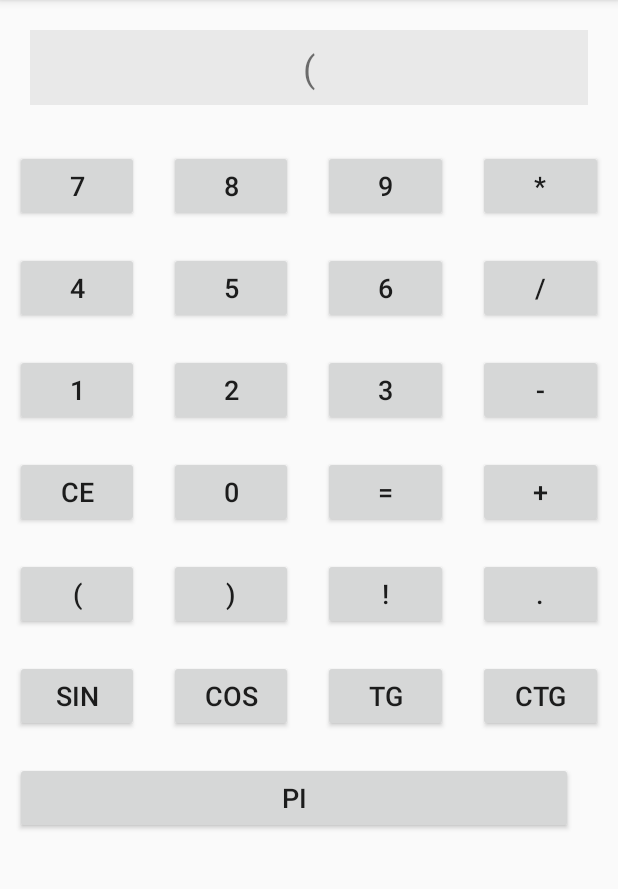
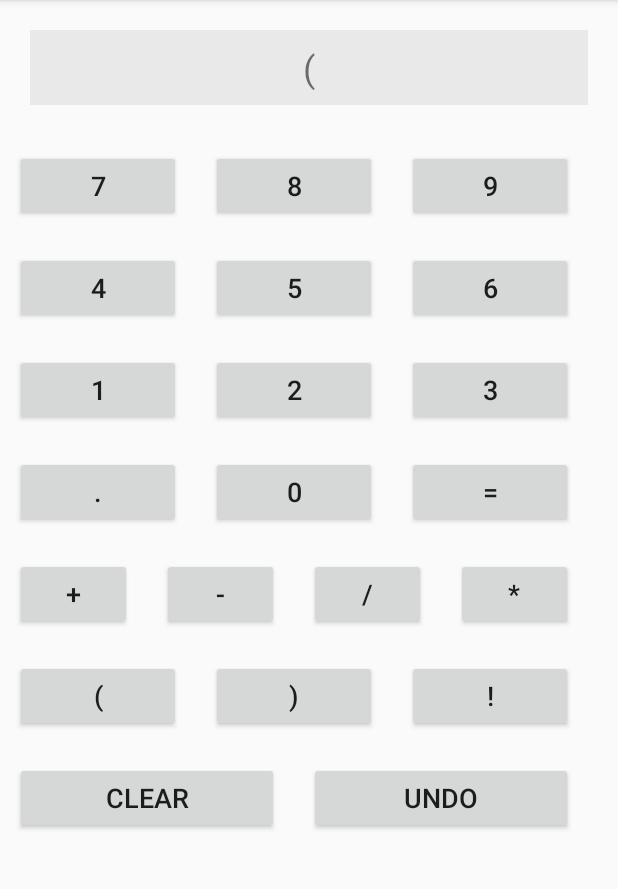
Before and after one commit to tseroka/Calculator, an Android app: the screen it shows after launch (MainActivity), after a tap on an icon or button, on a phone screen of 412 x 824 dp, the part 84-973 px from its top. Run offline under Robolectric (Android 15) with nearby library versions, the phone set to English and light mode, and no system bars; 2 other taps on this screen came first.

```diff
--- a/app/src/main/java/com/app/calculator/MainActivity.kt
+++ b/app/src/main/java/com/app/calculator/MainActivity.kt
@@ -9,26 +9,26 @@ import org.mariuszgromada.math.mxparser.Expression
 
 class MainActivity : AppCompatActivity() {
 
-    private val computation = StringBuilder()
+    private val calculation = StringBuilder()
 
     override fun onCreate(savedInstanceState: Bundle?) {
         super.onCreate(savedInstanceState)
-        setContentView(R.layout.activity_main)
+                setContentView(R.layout.activity_main)
     }
 
     fun appendToCalculation(view: View) {
         val buttonClicked = view as? Button
         buttonClicked?.let {
-            computation.append(it.text.toString())
-            result.text = computation.toString()
+            calculation.append(it.text.toString())
+            result.text = calculation.toString()
         }
     }
 
     fun calculateResult(view: View) {
-        val resultButton = view as? Button
-        resultButton?.let {
-            result.text = eval(computation.toString())
-        }
+        val calculationResult = eval(calculation.toString())
+        result.text = calculationResult
+        calculation.clear()
+        calculation.append(calculationResult)
     }
 
     private fun eval(mathExpression: String): String {
@@ -37,6 +37,11 @@ class MainActivity : AppCompatActivity() {
 
     fun clear(view: View) {
         result.text = ""
-        computation.clear()
+        calculation.clear()
+    }
+
+    fun undo(view: View) {
+        result.text = result.text.dropLast(1)
+        calculation.deleteCharAt(calculation.length -1 )
     }
 }
--- a/app/src/main/res/layout/activity_main.xml
+++ b/app/src/main/res/layout/activity_main.xml
@@ -21,7 +21,7 @@
                 android:gravity="center"
                 android:text="0"
                 android:layout_width="match_parent"
-                android:layout_height="50dp" />
+                android:layout_height="50dp"/>
 
     </LinearLayout>
 
@@ -36,7 +36,7 @@
                 android:layout_weight="1"
                 android:layout_width="0dp"
                 android:layout_height="wrap_content"
-                android:layout_marginRight="20dp"
+                android:layout_marginEnd="20dp"
                 android:text="7"
                 android:textSize="18sp" android:onClick="appendToCalculation"/>
 
@@ -45,7 +45,7 @@
                 android:layout_weight="1"
                 android:layout_width="0dp"
                 android:layout_height="wrap_content"
-                android:layout_marginRight="20dp"
+                android:layout_marginEnd="20dp"
                 android:text="8"
                 android:textSize="18sp" android:onClick="appendToCalculation"/>
 
@@ -54,16 +54,8 @@
                 android:layout_weight="1"
                 android:layout_width="0dp"
                 android:layout_height="wrap_content"
-                android:layout_marginRight="20dp"
+                android:layout_marginEnd="20dp"
                 android:text="9"
-                android:textSize="18sp" android:onClick="appendToCalculation"/>
-
-        <Button
-                android:id="@+id/multiply"
-                android:layout_weight="1"
-                android:layout_width="0dp"
-                android:layout_height="wrap_content"
-                android:text="*"
                 android:textSize="18sp" android:onClick="appendToCalculation"/>
 
 
@@ -80,7 +72,7 @@
                 android:layout_weight="1"
                 android:layout_width="0dp"
                 android:layout_height="wrap_content"
-                android:layout_marginRight="20dp"
+                android:layout_marginEnd="20dp"
                 android:text="4"
                 android:textSize="18sp" android:onClick="appendToCalculation"/>
 
@@ -89,7 +81,7 @@
                 android:layout_weight="1"
                 android:layout_width="0dp"
                 android:layout_height="wrap_content"
-                android:layout_marginRight="20dp"
+                android:layout_marginEnd="20dp"
                 android:text="5"
                 android:textSize="18sp" android:onClick="appendToCalculation"/>
 
@@ -98,17 +90,10 @@
                 android:layout_weight="1"
                 android:layout_width="0dp"
                 android:layout_height="wrap_content"
-                android:layout_marginRight="20dp"
+                android:layout_marginEnd="20dp"
                 android:text="6"
                 android:textSize="18sp" android:onClick="appendToCalculation"/>
 
-        <Button
-                android:id="@+id/divide"
-                android:layout_weight="1"
-                android:layout_width="0dp"
-                android:layout_height="wrap_content"
-                android:text="/"
-                android:textSize="18sp" android:onClick="appendToCalculation"/>
 
     </LinearLayout>
 
@@ -123,7 +108,7 @@
                 android:layout_weight="1"
                 android:layout_width="0dp"
                 android:layout_height="wrap_content"
-                android:layout_marginRight="20dp"
+                android:layout_marginEnd="20dp"
                 android:text="1"
                 android:textSize="18sp" android:onClick="appendToCalculation"/>
 
@@ -132,7 +117,7 @@
                 android:layout_weight="1"
                 android:layout_width="0dp"
                 android:layout_height="wrap_content"
-                android:layout_marginRight="20dp"
+                android:layout_marginEnd="20dp"
                 android:text="2"
                 android:textSize="18sp" android:onClick="appendToCalculation"/>
 
@@ -141,8 +126,62 @@
                 android:layout_weight="1"
                 android:layout_width="0dp"
                 android:layout_height="wrap_content"
-                android:layout_marginRight="20dp"
+                android:layout_marginEnd="20dp"
                 android:text="3"
+                android:textSize="18sp" android:onClick="appendToCalculation"/>
+
+
+    </LinearLayout>
+
+    <LinearLayout
+            android:layout_margin="10dp"
+            android:orientation="horizontal"
+            android:layout_width="match_parent"
+            android:layout_height="wrap_content">
+        <Button
+                android:id="@+id/dot"
+                android:layout_weight="1"
+                android:layout_width="0dp"
+                android:layout_height="wrap_content"
+                android:layout_marginEnd="20dp"
+                android:text="."
+                android:textSize="18sp" android:onClick="appendToCalculation"/>
+
+
+        <Button
+                android:id="@+id/digit_0"
+                android:layout_weight="1"
+                android:layout_width="0dp"
+                android:layout_height="wrap_content"
+                android:layout_marginEnd="20dp"
+                android:text="0"
+                android:textSize="18sp" android:onClick="appendToCalculation"/>
+
+        <Button
+                android:id="@+id/calculate"
+                android:layout_weight="1"
+                android:layout_width="0dp"
+                android:layout_height="wrap_content"
+                android:layout_marginEnd="20dp"
+                android:text="="
+                android:textSize="18sp" android:onClick="calculateResult"/>
+
+
+    </LinearLayout>
+
+    <LinearLayout
+            android:layout_margin="10dp"
+            android:orientation="horizontal"
+            android:layout_width="match_parent"
+            android:layout_height="wrap_content">
+
+        <Button
+                android:id="@+id/add"
+                android:layout_weight="1"
+                android:layout_width="0dp"
+                android:layout_height="wrap_content"
+                android:layout_marginEnd="20dp"
+                android:text="+"
                 android:textSize="18sp" android:onClick="appendToCalculation"/>
 
         <Button
@@ -150,7 +189,61 @@
                 android:layout_weight="1"
                 android:layout_width="0dp"
                 android:layout_height="wrap_content"
+                android:layout_marginEnd="20dp"
                 android:text="-"
+                android:textSize="18sp" android:onClick="appendToCalculation"/>
+
+        <Button
+                android:id="@+id/divide"
+                android:layout_weight="1"
+                android:layout_width="0dp"
+                android:layout_height="wrap_content"
+                android:layout_marginEnd="20dp"
+                android:text="/"
+                android:textSize="18sp" android:onClick="appendToCalculation"/>
+
+        <Button
+                android:id="@+id/multiply"
+                android:layout_weight="1"
+                android:layout_width="0dp"
+                android:layout_height="wrap_content"
+                android:layout_marginEnd="20dp"
+                android:text="*"
+                android:textSize="18sp" android:onClick="appendToCalculation"/>
+
+    </LinearLayout>
+
+    <LinearLayout
+            android:layout_margin="10dp"
+            android:orientation="horizontal"
+            android:layout_width="match_parent"
+            android:layout_height="wrap_content">
+
+        <Button
+                android:id="@+id/right_parenthesis"
+                android:layout_weight="1"
+                android:layout_width="0dp"
+                android:layout_height="wrap_content"
+                android:layout_marginEnd="20dp"
+                android:text="("
+                android:textSize="18sp" android:onClick="appendToCalculation"/>
+
+        <Button
+                android:id="@+id/lef_parenthesis"
+                android:layout_weight="1"
+                android:layout_width="0dp"
+                android:layout_height="wrap_content"
+                android:layout_marginEnd="20dp"
+                android:text=")"
+                android:textSize="18sp" android:onClick="appendToCalculation"/>
+
+        <Button
+                android:id="@+id/factor"
+                android:layout_weight="1"
+                android:layout_width="0dp"
+                android:layout_height="wrap_content"
+                android:layout_marginEnd="20dp"
+                android:text="!"
                 android:textSize="18sp" android:onClick="appendToCalculation"/>
 
 
@@ -167,142 +260,18 @@
                 android:layout_weight="1"
                 android:layout_width="0dp"
                 android:layout_height="wrap_content"
-                android:layout_marginRight="20dp"
-                android:text="CE"
+                android:layout_marginEnd="20dp"
+                android:text="CLEAR"
                 android:textSize="18sp" android:onClick="clear"/>
 
         <Button
-                android:id="@+id/digit_0"
+                android:id="@+id/undo"
                 android:layout_weight="1"
                 android:layout_width="0dp"
                 android:layout_height="wrap_content"
-                android:layout_marginRight="20dp"
-                android:text="0"
-                android:textSize="18sp" android:onClick="appendToCalculation"/>
-
-        <Button
-                android:id="@+id/calculate"
-                android:layout_weight="1"
-                android:layout_width="0dp"
-                android:layout_height="wrap_content"
-                android:layout_marginRight="20dp"
-                android:text="="
-                android:textSize="18sp" android:onClick="calculateResult"/>
-
-        <Button
-                android:id="@+id/add"
-                android:layout_weight="1"
-                android:layout_width="0dp"
-                android:layout_height="wrap_content"
-                android:text="+"
-                android:textSize="18sp" android:onClick="appendToCalculation"/>
-
-
-    </LinearLayout>
-
-
-    <LinearLayout
-            android:layout_margin="10dp"
-            android:orientation="horizontal"
-            android:layout_width="match_parent"
-            android:layout_height="wrap_content">
-
-        <Button
-                android:id="@+id/right_parenthesis"
-                android:layout_weight="1"
-                android:layout_width="0dp"
-                android:layout_height="wrap_content"
-                android:layout_marginRight="20dp"
-                android:text="("
-                android:textSize="18sp" android:onClick="appendToCalculation"/>
-
-        <Button
-                android:id="@+id/lef_parenthesis"
-                android:layout_weight="1"
-                android:layout_width="0dp"
-                android:layout_height="wrap_content"
-                android:layout_marginRight="20dp"
-                android:text=")"
-                android:textSize="18sp" android:onClick="appendToCalculation"/>
-
-        <Button
-                android:id="@+id/factor"
-                android:layout_weight="1"
-                android:layout_width="0dp"
-                android:layout_height="wrap_content"
-                android:layout_marginRight="20dp"
-                android:text="!"
-                android:textSize="18sp" android:onClick="appendToCalculation"/>
-
-        <Button
-                android:id="@+id/dot"
-                android:layout_weight="1"
-                android:layout_width="0dp"
-                android:layout_height="wrap_content"
-                android:text="."
-                android:textSize="18sp" android:onClick="appendToCalculation"/>
-
-
-    </LinearLayout>
-
-    <LinearLayout
-            android:layout_margin="10dp"
-            android:orientation="horizontal"
-            android:layout_width="match_parent"
-            android:layout_height="wrap_content">
-
-        <Button
-                android:id="@+id/sin"
-                android:layout_weight="1"
-                android:layout_width="0dp"
-                android:layout_height="wrap_content"
-                android:layout_marginRight="20dp"
-                android:text="sin"
-                android:textSize="18sp" android:onClick="appendToCalculation"/>
-
-        <Button
-                android:id="@+id/cos"
-                android:layout_weight="1"
-                android:layout_width="0dp"
-                android:layout_height="wrap_content"
-                android:layout_marginRight="20dp"
-                android:text="cos"
-                android:textSize="18sp" android:onClick="appendToCalculation"/>
-
-        <Button
-                android:id="@+id/tg"
-                android:layout_weight="1"
-                android:layout_width="0dp"
-                android:layout_height="wrap_content"
-                android:layout_marginRight="20dp"
-                android:text="tg"
-                android:textSize="18sp" android:onClick="appendToCalculation"/>
-
-        <Button
-                android:id="@+id/ctg"
-                android:layout_weight="1"
-                android:layout_width="0dp"
-                android:layout_height="wrap_content"
-                android:text="ctg"
-                android:textSize="18sp" android:onClick="appendToCalculation"/>
-
-
-    </LinearLayout>
-
-    <LinearLayout
-            android:layout_margin="10dp"
-            android:orientation="horizontal"
-            android:layout_width="match_parent"
-            android:layout_height="wrap_content">
-
-        <Button
-                android:id="@+id/pi"
-                android:layout_weight="1"
-                android:layout_width="0dp"
-                android:layout_height="wrap_content"
-                android:layout_marginRight="20dp"
-                android:text="pi"
-                android:textSize="18sp" android:onClick="appendToCalculation"/>
+                android:layout_marginEnd="20dp"
+                android:text="undo"
+                android:textSize="18sp" android:onClick="undo"/>
 
     </LinearLayout>
 
```
